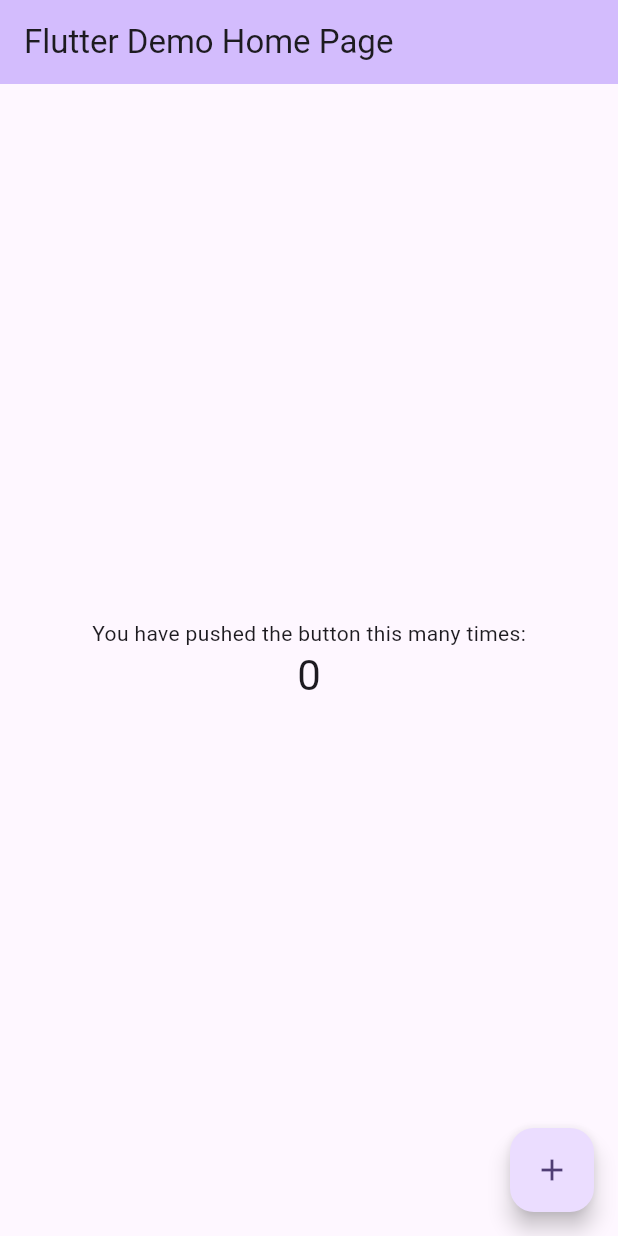
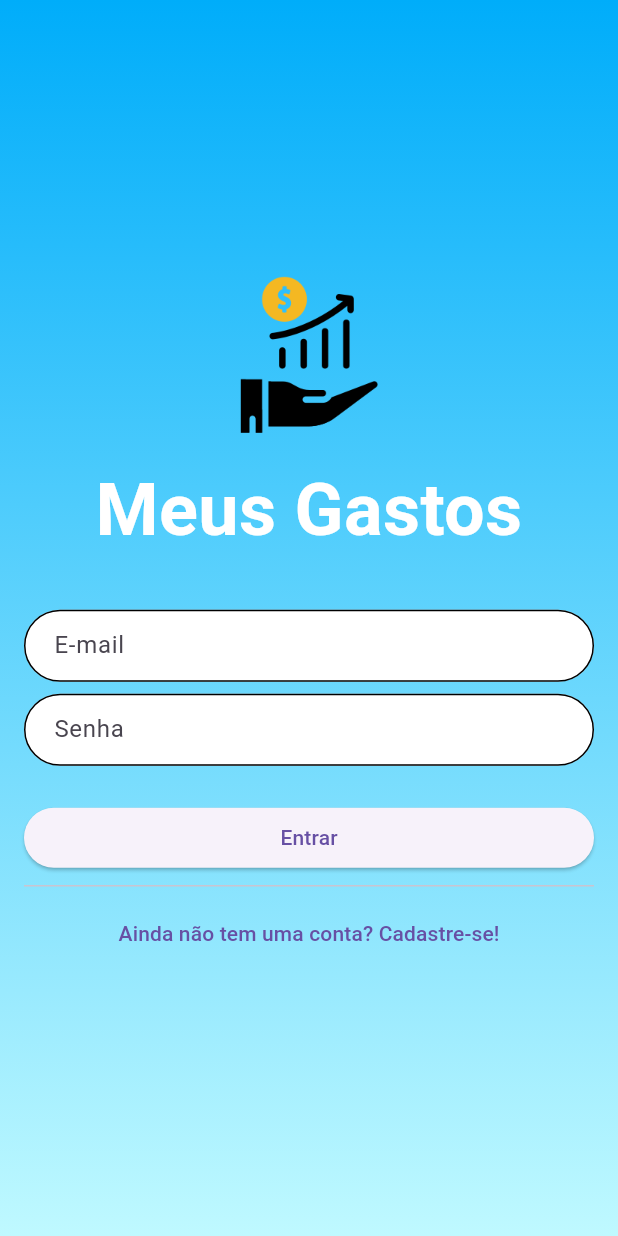
Before and after one commit to Rafaelre7/meus_gastos, a Flutter app: the screen it shows after launch, on a phone screen of 412 x 824 dp. Run offline on Flutter 3.47's test engine with Material 3 defaults, Android fonts, the phone set to English and light mode, and no system bars; our stand-ins replace firebase_auth, firebase_core; accounts and stored records are empty; generated files the repository leaves out were written again.

Commit message:
Subida meus gastos

```diff
--- /dev/null
+++ b/lib/_commons/my_colors.dart
@@ -0,0 +1,8 @@
+import 'package:flutter/material.dart';
+
+class MyColors{
+  static const Color azulEscuro = Color(0xFF0A6D92);
+
+  static const Color azulTopoGradiente = Color(0xFF00ADFA);
+  static const Color azulBaixoGradiente = Color(0xFFBFF9FF);
+}
--- /dev/null
+++ b/lib/component/decoration_field_authentication.dart
@@ -0,0 +1,29 @@
+import 'package:flutter/material.dart';
+
+import '../_commons/my_colors.dart';
+
+InputDecoration getAutheticationIputDecoration(String label) {
+  return InputDecoration(
+    hintText: label,
+    fillColor: Colors.white,
+    filled: true,
+    //ativar a cor de fundo usando fillColor,
+    contentPadding: const EdgeInsets.fromLTRB(16, 8, 16, 8),
+    border: OutlineInputBorder(borderRadius: BorderRadius.circular(64)),
+    enabledBorder: OutlineInputBorder(
+        borderRadius: BorderRadius.circular(64),
+        borderSide: const BorderSide(color: Colors.black, width: 1)),
+    focusedBorder: OutlineInputBorder(
+      borderRadius: BorderRadius.circular(64),
+      borderSide: const BorderSide(color: MyColors.azulEscuro, width: 3),
+    ),
+    errorBorder: OutlineInputBorder(
+      borderRadius: BorderRadius.circular(64),
+      borderSide: const BorderSide(color: Colors.red, width: 1),
+    ),
+    focusedErrorBorder: OutlineInputBorder(
+      borderRadius: BorderRadius.circular(64),
+      borderSide: const BorderSide(color: Colors.red, width: 3),
+    )
+  );
+}
--- a/lib/main.dart
+++ b/lib/main.dart
@@ -1,6 +1,17 @@
+import 'package:firebase_auth/firebase_auth.dart';
 import 'package:flutter/material.dart';
+import 'package:firebase_core/firebase_core.dart';
+import 'package:meus_gastos/view/authentication_view.dart';
+import 'package:meus_gastos/view/home_view.dart';
 
-void main() {
+import 'firebase_options.dart';
+
+void main() async {
+  WidgetsFlutterBinding
+      .ensureInitialized(); //falando para o flutter que só pode iniciar apos executar o firebase
+  await Firebase.initializeApp(
+    options: DefaultFirebaseOptions.currentPlatform,
+  );
   runApp(const MyApp());
 }
 
@@ -10,116 +21,28 @@ class MyApp extends StatelessWidget {
   // This widget is the root of your application.
   @override
   Widget build(BuildContext context) {
-    return MaterialApp(
-      title: 'Flutter Demo',
-      theme: ThemeData(
-        // This is the theme of your application.
-        //
-        // TRY THIS: Try running your application with "flutter run". You'll see
-        // the application has a purple toolbar. Then, without quitting the app,
-        // try changing the seedColor in the colorScheme below to Colors.green
-        // and then invoke "hot reload" (save your changes or press the "hot
-        // reload" button in a Flutter-supported IDE, or press "r" if you used
-        // the command line to start the app).
-        //
-        // Notice that the counter didn't reset back to zero; the application
-        // state is not lost during the reload. To reset the state, use hot
-        // restart instead.
-        //
-        // This works for code too, not just values: Most code changes can be
-        // tested with just a hot reload.
-        colorScheme: ColorScheme.fromSeed(seedColor: Colors.deepPurple),
-        useMaterial3: true,
-      ),
-      home: const MyHomePage(title: 'Flutter Demo Home Page'),
+    return const MaterialApp(
+      home: RouterView(),
     );
   }
 }
 
-class MyHomePage extends StatefulWidget {
-  const MyHomePage({super.key, required this.title});
+class RouterView extends StatelessWidget {
+  const RouterView({super.key});
 
-  // This widget is the home page of your application. It is stateful, meaning
-  // that it has a State object (defined below) that contains fields that affect
-  // how it looks.
-
-  // This class is the configuration for the state. It holds the values (in this
-  // case the title) provided by the parent (in this case the App widget) and
-  // used by the build method of the State. Fields in a Widget subclass are
-  // always marked "final".
-
-  final String title;
-
-  @override
-  State<MyHomePage> createState() => _MyHomePageState();
-}
-
-class _MyHomePageState extends State<MyHomePage> {
-  int _counter = 0;
-
-  void _incrementCounter() {
-    setState(() {
-      // This call to setState tells the Flutter framework that something has
-      // changed in this State, which causes it to rerun the build method below
-      // so that the display can reflect the updated values. If we changed
-      // _counter without calling setState(), then the build method would not be
-      // called again, and so nothing would appear to happen.
-      _counter++;
-    });
-  }
-
+  //verifica se houve alteracao no estado do usuario
   @override
   Widget build(BuildContext context) {
-    // This method is rerun every time setState is called, for instance as done
-    // by the _incrementCounter method above.
-    //
-    // The Flutter framework has been optimized to make rerunning build methods
-    // fast, so that you can just rebuild anything that needs updating rather
-    // than having to individually change instances of widgets.
-    return Scaffold(
-      appBar: AppBar(
-        // TRY THIS: Try changing the color here to a specific color (to
-        // Colors.amber, perhaps?) and trigger a hot reload to see the AppBar
-        // change color while the other colors stay the same.
-        backgroundColor: Theme.of(context).colorScheme.inversePrimary,
-        // Here we take the value from the MyHomePage object that was created by
-        // the App.build method, and use it to set our appbar title.
-        title: Text(widget.title),
-      ),
-      body: Center(
-        // Center is a layout widget. It takes a single child and positions it
-        // in the middle of the parent.
-        child: Column(
-          // Column is also a layout widget. It takes a list of children and
-          // arranges them vertically. By default, it sizes itself to fit its
-          // children horizontally, and tries to be as tall as its parent.
-          //
-          // Column has various properties to control how it sizes itself and
-          // how it positions its children. Here we use mainAxisAlignment to
-          // center the children vertically; the main axis here is the vertical
-          // axis because Columns are vertical (the cross axis would be
-          // horizontal).
-          //
-          // TRY THIS: Invoke "debug painting" (choose the "Toggle Debug Paint"
-          // action in the IDE, or press "p" in the console), to see the
-          // wireframe for each widget.
-          mainAxisAlignment: MainAxisAlignment.center,
-          children: <Widget>[
-            const Text(
-              'You have pushed the button this many times:',
-            ),
-            Text(
-              '$_counter',
-              style: Theme.of(context).textTheme.headlineMedium,
-            ),
-          ],
-        ),
-      ),
-      floatingActionButton: FloatingActionButton(
-        onPressed: _incrementCounter,
-        tooltip: 'Increment',
-        child: const Icon(Icons.add),
-      ), // This trailing comma makes auto-formatting nicer for build methods.
+    return StreamBuilder<User?>(
+      stream: FirebaseAuth.instance.userChanges(),
+      builder: (context, snapshot) {
+        //se chegar algo significa se o user esta logado
+        if (snapshot.hasData) {
+          return const Home();
+        } else {
+          return const AuthenticationView();
+        }
+      },
     );
   }
 }
--- /dev/null
+++ b/lib/view/authentication_view.dart
@@ -0,0 +1,200 @@
+import 'package:flutter/material.dart';
+
+import '../_commons/my_colors.dart';
+import '../_commons/my_snackbar.dart';
+import '../component/decoration_field_authentication.dart';
+import '../service/authenticator_service.dart';
+
+class AuthenticationView extends StatefulWidget {
+  const AuthenticationView({super.key});
+
+  @override
+  State<AuthenticationView> createState() => _AuthenticationViewState();
+}
+
+//estancias dos objetos para controlar os textInformField
+TextEditingController _emailController = TextEditingController();
+TextEditingController _senhaController = TextEditingController();
+TextEditingController _nomeController = TextEditingController();
+
+AuthenticatorService _authenticatorService = AuthenticatorService();
+
+class _AuthenticationViewState extends State<AuthenticationView> {
+  bool queroEntrar = true;
+  final _formKey = GlobalKey<FormState>();
+
+  @override
+  Widget build(BuildContext context) {
+    return Scaffold(
+      backgroundColor: Colors.blue,
+      body: Stack(
+        //coloca um elemento acima do outro
+        children: [
+          Container(
+            decoration: const BoxDecoration(
+                gradient: LinearGradient(
+                    begin: Alignment.topCenter,
+                    end: Alignment.bottomCenter,
+                    colors: [
+                      MyColors.azulTopoGradiente,
+                      MyColors.azulBaixoGradiente
+                    ])),
+          ),
+          Padding(
+            padding: const EdgeInsets.all(16.0),
+            child: Form(
+              key: _formKey, //informar para o form que temos um validate
+              child: Center(
+                child: SingleChildScrollView(
+                  child: Column(
+                    mainAxisAlignment: MainAxisAlignment.center,
+                    crossAxisAlignment: CrossAxisAlignment.stretch,
+                    children: [
+                      Image.asset("assets/logo.png", height: 128),
+                      const Text(
+                        "Meus Gastos",
+                        textAlign: TextAlign.center,
+                        style: TextStyle(
+                            fontSize: 48,
+                            fontWeight: FontWeight.bold,
+                            color: Colors.white),
+                      ),
+                      const SizedBox(
+                        height: 32,
+                      ),
+                      TextFormField(
+                        controller: _emailController,
+                        decoration: getAutheticationIputDecoration("E-mail"),
+                        validator: (String? value) {
+                          //para dar ok retornar null
+                          if (value == null) {
+                            return "O e-mail não pode ser vazio";
+                          }
+                          if (value.length < 5) {
+                            return "O e-mail é muito curto";
+                          }
+                          if (!value.contains("@")) {
+                            return "O e-mail não é valido";
+                          }
+                          return null;
+                        },
+                      ),
+                      const SizedBox(height: 8),
+                      TextFormField(
+                        controller: _senhaController,
+                        decoration: getAutheticationIputDecoration("Senha"),
+                        obscureText: true,
+                        validator: (String? value) {
+                          //para dar ok retornar null
+                          if (value == null) {
+                            return "A senha não pode ser vazia";
+                          }
+                          if (value.length < 5) {
+                            return "A senha é muito curta";
+                          }
+                          return null;
+                        },
+                      ),
+                      const SizedBox(height: 8),
+                      Visibility(
+                          visible: !queroEntrar,
+                          child: Column(
+                            children: [
+                              TextFormField(
+                                decoration: getAutheticationIputDecoration(
+                                    "Confirme a Senha"),
+                                obscureText: true,
+                                validator: (String? value) {
+                                  //para dar ok retornar null
+                                  if (value == null) {
+                                    return "A confirmação de senha não pode ser vazia";
+                                  }
+                                  if (value.length < 5) {
+                                    return "A confirmação de senha é muito curta";
+                                  }
+                                  return null;
+                                },
+                              ),
+                              const SizedBox(height: 8),
+                              TextFormField(
+                                controller: _nomeController,
+                                decoration:
+                                getAutheticationIputDecoration("Nome"),
+                                validator: (String? value) {
+                                  //para dar ok retornar null
+                                  if (value == null) {
+                                    return "O nome não pode ser vazio";
+                                  }
+                                  if (value.length < 5) {
+                                    return "O nome é muito curto";
+                                  }
+                                  return null;
+                                },
+                              ),
+                            ],
+                          )),
+                      const SizedBox(
+                        height: 16,
+                      ),
+                      ElevatedButton(
+                        onPressed: () {
+                          botaoPrincipalClicado();
+                        },
+                        child: Text((queroEntrar) ? "Entrar" : "Cadastrar"),
+                      ),
+                      const Divider(),
+                      TextButton(
+                        onPressed: () {
+                          setState(() {
+                            queroEntrar = !queroEntrar;
+                          });
+                        },
+                        child: Text((queroEntrar)
+                            ? "Ainda não tem uma conta? Cadastre-se!"
+                            : "Ja tem uma conta? Entre!"),
+                      )
+                    ],
+                  ),
+                ),
+              ),
+            ),
+          ),
+        ],
+      ),
+    );
+  }
+
+  botaoPrincipalClicado() {
+    //validate testa todos campos que tem validator no formulario
+    String nome = _nomeController.text;
+    String email = _emailController.text;
+    String senha = _senhaController.text;
+
+    if (_formKey.currentState!.validate()) {
+      if (queroEntrar) {
+        print("entrada validada");
+        _authenticatorService
+            .logarUsuario(email: email, senha: senha)
+            .then((String? erro) {
+          if (erro != null) {
+            mostrarSnackBar(context: context, texto: erro);
+          }
+        });
+      } else {
+        print("cadastro validado");
+        print(
+            "${_emailController.text}, ${_senhaController.text}, ${_nomeController.text}");
+        _authenticatorService
+            .cadastrarUsuario(nome: nome, senha: senha, email: email)
+            .then((String? erro) {
+          //voltou com erro
+          if (erro != null) {
+            mostrarSnackBar(context: context, texto: erro);
+          }
+        }); //then para quando cadastro de usuario terminar pegar o retorno
+      }
+    } else {
+      print("Form inválido");
+    }
+  }
+}
```
Also changed, not shown: lib/_commons/my_snackbar.dart (added, +19 -0 lines), lib/service/authenticator_service.dart (added, +40 -0 lines), lib/view/home_view.dart (added, +30 -0 lines), pubspec.yaml (+6 -61 lines), assets/logo.png (added), pubspec.lock, 4 other files.
